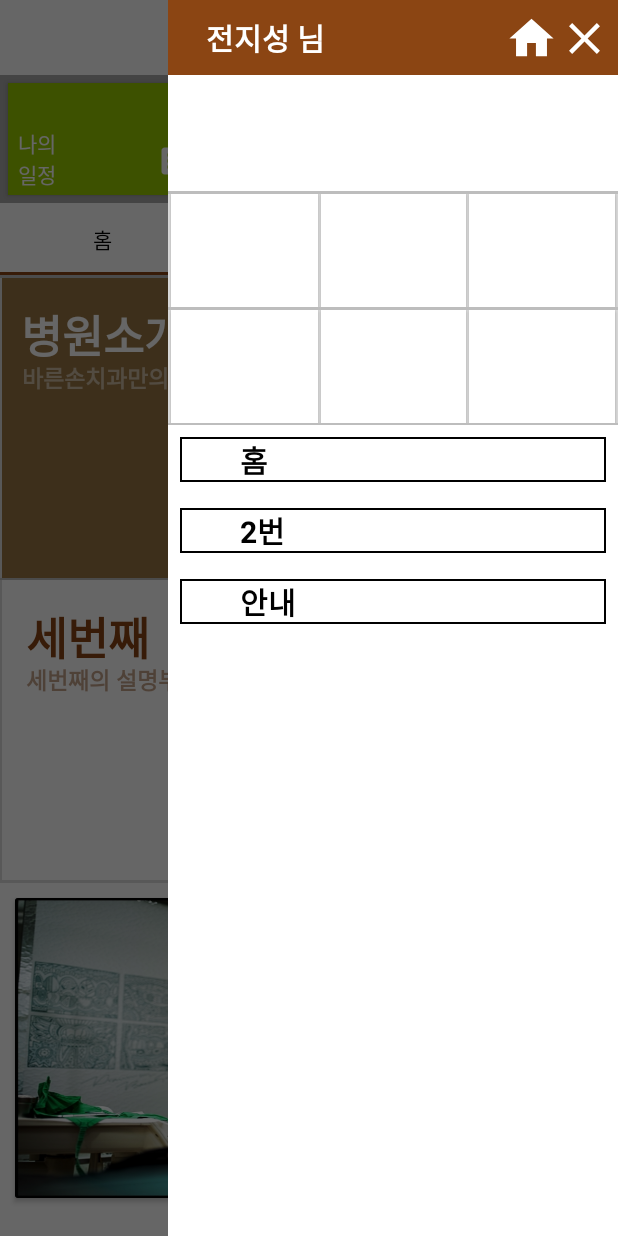
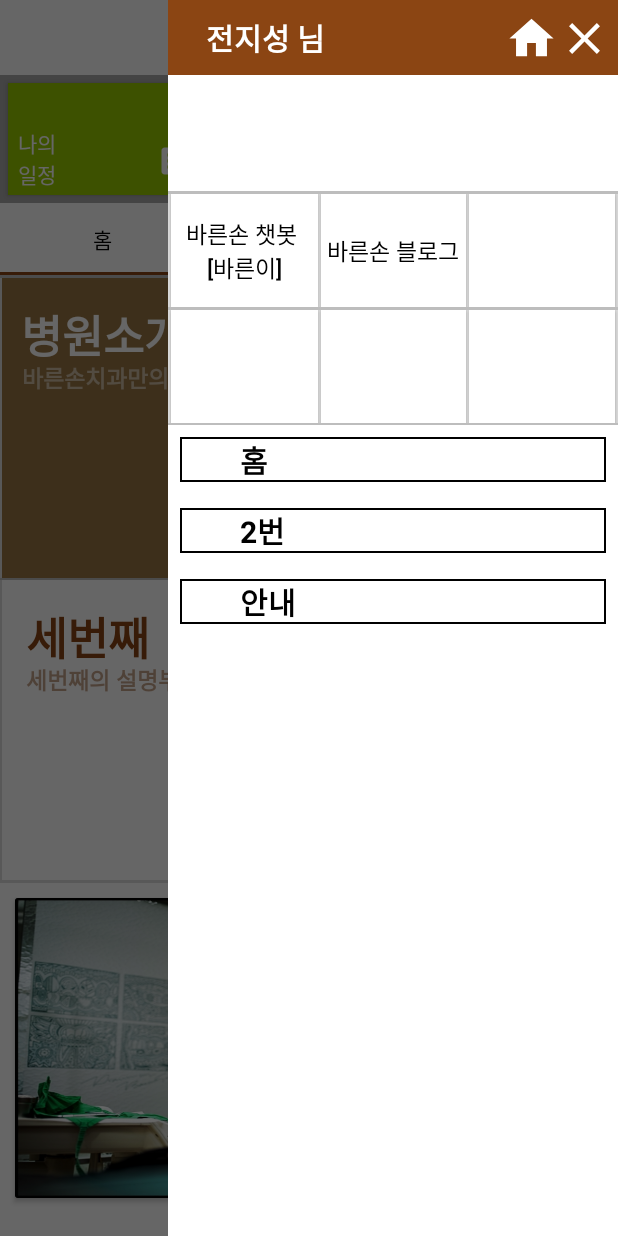
Before and after one commit to You726/barunson_, an Android app: the MainActivity screen opened directly, with no data from a screen before it, after a tap on an icon or button, on a phone screen of 412 x 824 dp. Run offline under Robolectric (Android 15) with nearby library versions, the phone set to English and light mode, and no system bars.

Commit message:
2021-02-08 14:51
drawer Button 수정

```diff
--- a/app/src/main/java/com/example/barunson_test/MainActivity.java
+++ b/app/src/main/java/com/example/barunson_test/MainActivity.java
@@ -190,6 +190,14 @@ public class MainActivity extends AppCompatActivity {
             }
         });
 
+        Button homepage = (Button)findViewById(R.id.HomePage);
+        homepage.setOnClickListener(new View.OnClickListener(){
+            @Override
+            public void onClick(View v) {
+                Intent homepage = new Intent(Intent.ACTION_VIEW, Uri.parse("https://blog.naver.com/mippy2524"));
+                startActivity(homepage);
+            }
+        });
         Button btn_close = (Button) findViewById(R.id.delete);
         btn_close.setOnClickListener(new View.OnClickListener() {
             @Override
--- a/app/src/main/res/layout/activity_drawer.xml
+++ b/app/src/main/res/layout/activity_drawer.xml
@@ -104,8 +104,10 @@
                     android:layout_weight="1"
                     android:background="@color/white"
                     android:gravity="center"
+                    android:id="@+id/chatBotOn"
+                    android:text="바른손 챗봇 \n[바른이]"
                     android:textColor="@color/black"
-                    android:textSize="20dp" />
+                    android:textSize="15dp" />
 
                 <View
                     android:layout_width="2dp"
@@ -118,8 +120,10 @@
                     android:layout_weight="1"
                     android:background="@color/white"
                     android:gravity="center"
+                    android:id="@+id/HomePage"
+                    android:text="바른손 블로그"
                     android:textColor="@color/black"
-                    android:textSize="20dp" />
+                    android:textSize="15dp" />
 
                 <View
                     android:layout_width="2dp"
```
